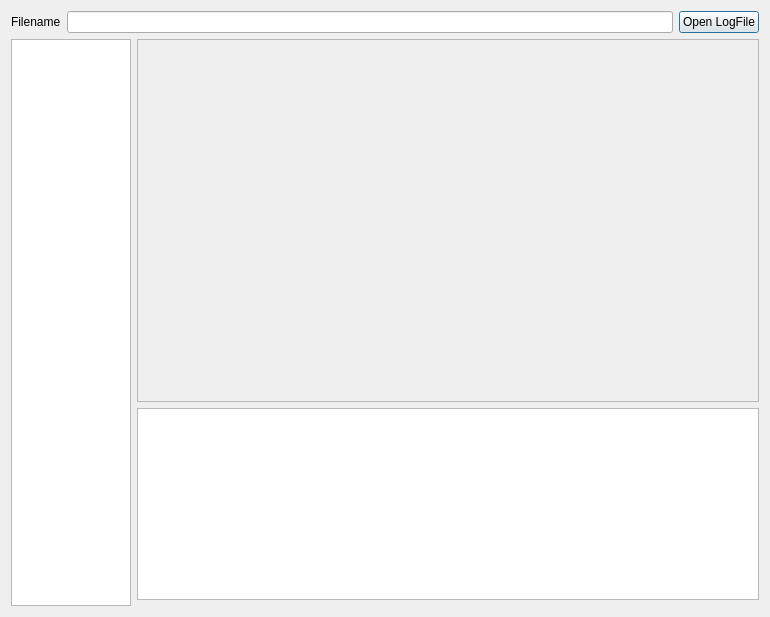
Above: src/logsdialog.ui from roberto1903/companion9x before the change. Below: the same form after it.
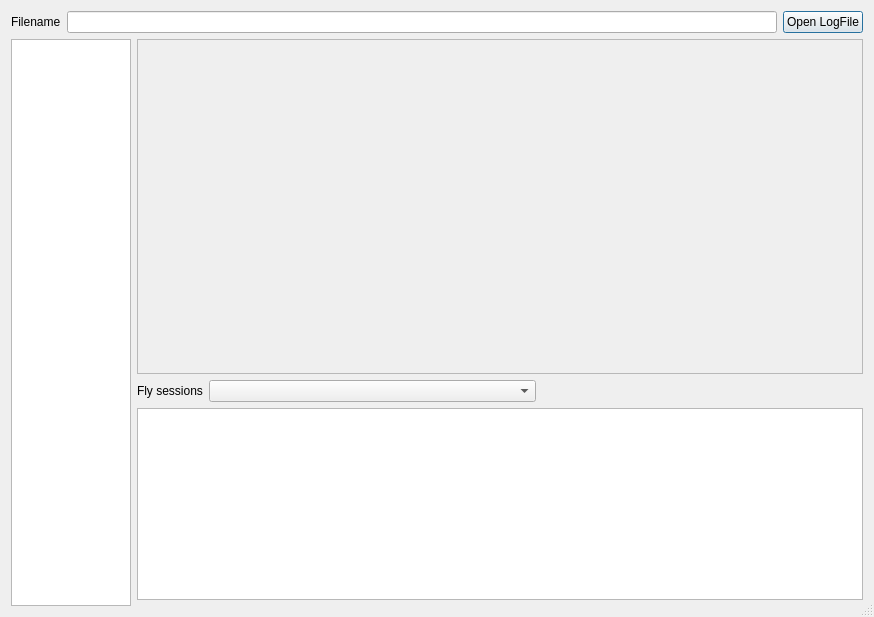
That is the form after the change. Icons and pictures are not drawn. Custom widgets are drawn as their Qt base class.

Commit message: Log dialog - implement split of logging sessions.

Diff of the .ui file:
```diff
--- a/src/logsdialog.ui
+++ b/src/logsdialog.ui
@@ -6,7 +6,7 @@
    <rect>
     <x>0</x>
     <y>0</y>
-    <width>770</width>
+    <width>874</width>
     <height>617</height>
    </rect>
   </property>
@@ -17,8 +17,11 @@
    <iconset resource="companion9x.qrc">
     <normaloff>:/icon.png</normaloff>:/icon.png</iconset>
   </property>
-  <layout class="QGridLayout" name="gridLayout_2" rowstretch="0,1,0,0" columnstretch="0,1" rowminimumheight="0,1,0,0">
-   <item row="1" column="0" rowspan="3">
+  <property name="sizeGripEnabled">
+   <bool>true</bool>
+  </property>
+  <layout class="QGridLayout" name="gridLayout_2" rowstretch="0,1,0,0,0" columnstretch="0,1" rowminimumheight="0,1,0,0,0">
+   <item row="1" column="0" rowspan="4">
     <widget class="QTableWidget" name="FieldsTW">
      <property name="sizePolicy">
       <sizepolicy hsizetype="Maximum" vsizetype="Expanding">
@@ -120,7 +123,7 @@
      </item>
     </layout>
    </item>
-   <item row="2" column="1">
+   <item row="3" column="1">
     <widget class="QTableWidget" name="logTable">
      <property name="sizePolicy">
       <sizepolicy hsizetype="MinimumExpanding" vsizetype="MinimumExpanding">
@@ -163,6 +166,40 @@
      </attribute>
     </widget>
    </item>
+   <item row="2" column="1">
+    <layout class="QHBoxLayout" name="horizontalLayout_2">
+     <item>
+      <widget class="QLabel" name="label_2">
+       <property name="text">
+        <string>Fly sessions</string>
+       </property>
+      </widget>
+     </item>
+     <item>
+      <widget class="QComboBox" name="sessions_CB">
+       <property name="sizePolicy">
+        <sizepolicy hsizetype="MinimumExpanding" vsizetype="Fixed">
+         <horstretch>0</horstretch>
+         <verstretch>0</verstretch>
+        </sizepolicy>
+       </property>
+      </widget>
+     </item>
+     <item>
+      <spacer name="horizontalSpacer">
+       <property name="orientation">
+        <enum>Qt::Horizontal</enum>
+       </property>
+       <property name="sizeHint" stdset="0">
+        <size>
+         <width>40</width>
+         <height>20</height>
+        </size>
+       </property>
+      </spacer>
+     </item>
+    </layout>
+   </item>
   </layout>
  </widget>
  <layoutdefault spacing="6" margin="11"/>
```
The commit also changes 2 other files.
